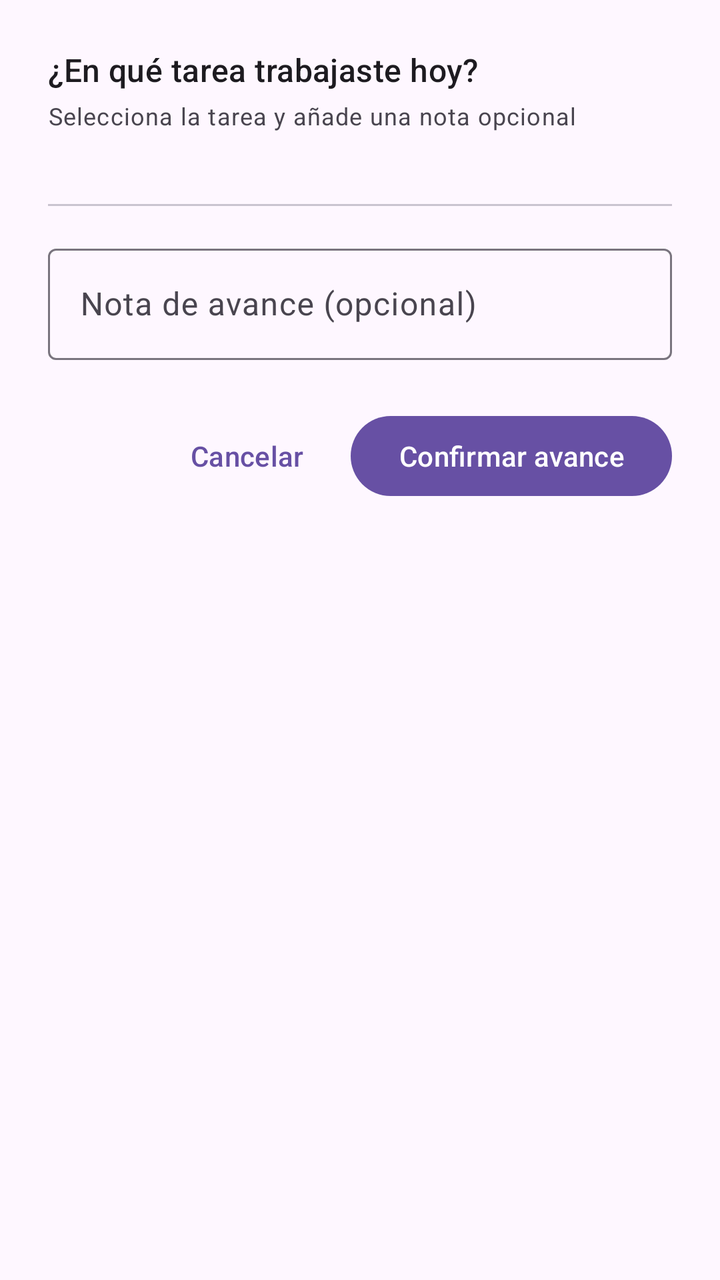
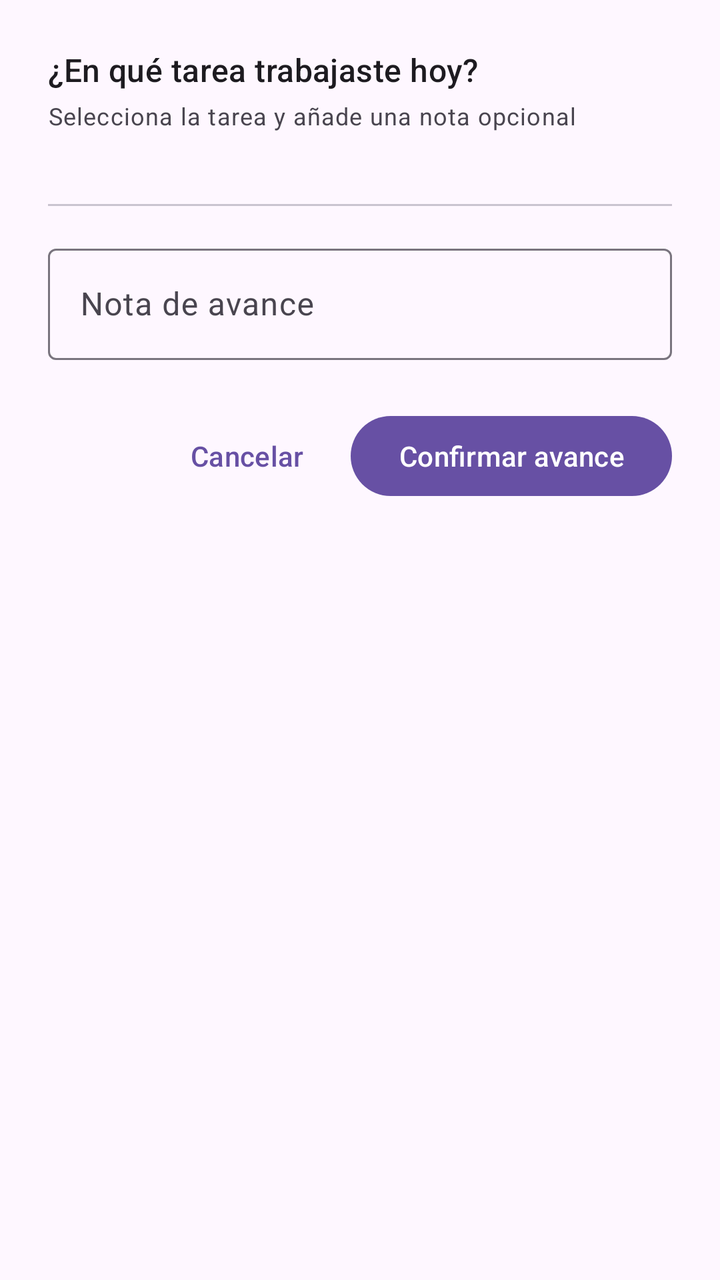

Before-and-after screenshots of an Android layout around one commit, followed by the original layout XML and the change that was made.
<!-- AndroidManifest.xml: application theme Theme.StudiOS -->
<!-- res/layout/dialog_registrar_avance.xml -->
<?xml version="1.0" encoding="utf-8"?>
<LinearLayout
    xmlns:android="http://schemas.android.com/apk/res/android"
    xmlns:app="http://schemas.android.com/apk/res-auto"
    android:layout_width="match_parent"
    android:layout_height="wrap_content"
    android:orientation="vertical"
    android:padding="24dp"
    android:background="?attr/colorSurface">

    <TextView
        android:layout_width="match_parent"
        android:layout_height="wrap_content"
        android:text="¿En qué tarea trabajaste hoy?"
        android:textAppearance="?attr/textAppearanceTitleMedium"
        android:textColor="?attr/colorOnSurface"
        android:layout_marginBottom="4dp" />

    <TextView
        android:layout_width="match_parent"
        android:layout_height="wrap_content"
        android:text="Selecciona la tarea y añade una nota opcional"
        android:textAppearance="?attr/textAppearanceBodySmall"
        android:textColor="?attr/colorOnSurfaceVariant"
        android:layout_marginBottom="20dp" />

    <ScrollView
        android:layout_width="match_parent"
        android:layout_height="wrap_content"
        android:layout_marginBottom="16dp"
        android:maxHeight="220dp">

        <RadioGroup
            android:id="@+id/radioGroupTareas"
            android:layout_width="match_parent"
            android:layout_height="wrap_content"
            android:orientation="vertical" />

    </ScrollView>
    <View
        android:layout_width="match_parent"
        android:layout_height="1dp"
        android:background="?attr/colorOutlineVariant"
        android:layout_marginBottom="16dp" />

    <com.google.android.material.textfield.TextInputLayout
        android:layout_width="match_parent"
        android:layout_height="wrap_content"
        android:hint="Nota de avance (opcional)"
        app:placeholderText="Ej. &quot;Leí el capítulo 1&quot;"
        style="@style/Widget.Material3.TextInputLayout.OutlinedBox"
        android:layout_marginBottom="24dp">

        <com.google.android.material.textfield.TextInputEditText
            android:id="@+id/inputNotaAvance"
            android:layout_width="match_parent"
            android:layout_height="wrap_content"
            android:inputType="textMultiLine|textCapSentences"
            android:maxLines="3"
            android:imeOptions="actionDone" />

    </com.google.android.material.textfield.TextInputLayout>

    <LinearLayout
        android:layout_width="match_parent"
        android:layout_height="wrap_content"
        android:orientation="horizontal"
        android:gravity="end"
        android:layout_marginBottom="8dp">

        <com.google.android.material.button.MaterialButton
            android:id="@+id/btnCancelarAvance"
            style="@style/Widget.Material3.Button.TextButton"
            android:layout_width="wrap_content"
            android:layout_height="wrap_content"
            android:text="Cancelar"
            android:layout_marginEnd="8dp" />

        <com.google.android.material.button.MaterialButton
            android:id="@+id/btnConfirmarAvance"
            style="@style/Widget.Material3.Button"
            android:layout_width="wrap_content"
            android:layout_height="wrap_content"
            android:text="Confirmar avance" />

    </LinearLayout>

</LinearLayout>
<!-- resources referenced by this layout -->
<resources>
  <style name="Theme.StudiOS" parent="Base.Theme.StudiOS" />
  <style name="Base.Theme.StudiOS" parent="Theme.Material3.DayNight.NoActionBar">
          
          
      </style>
</resources>

<!-- the commit's change to res/layout/dialog_registrar_avance.xml (unified diff, before → after) -->
@@ -46,7 +46,7 @@
     <com.google.android.material.textfield.TextInputLayout
         android:layout_width="match_parent"
         android:layout_height="wrap_content"
-        android:hint="Nota de avance (opcional)"
+        android:hint="Nota de avance"
         app:placeholderText="Ej. &quot;Leí el capítulo 1&quot;"
         style="@style/Widget.Material3.TextInputLayout.OutlinedBox"
         android:layout_marginBottom="24dp">
